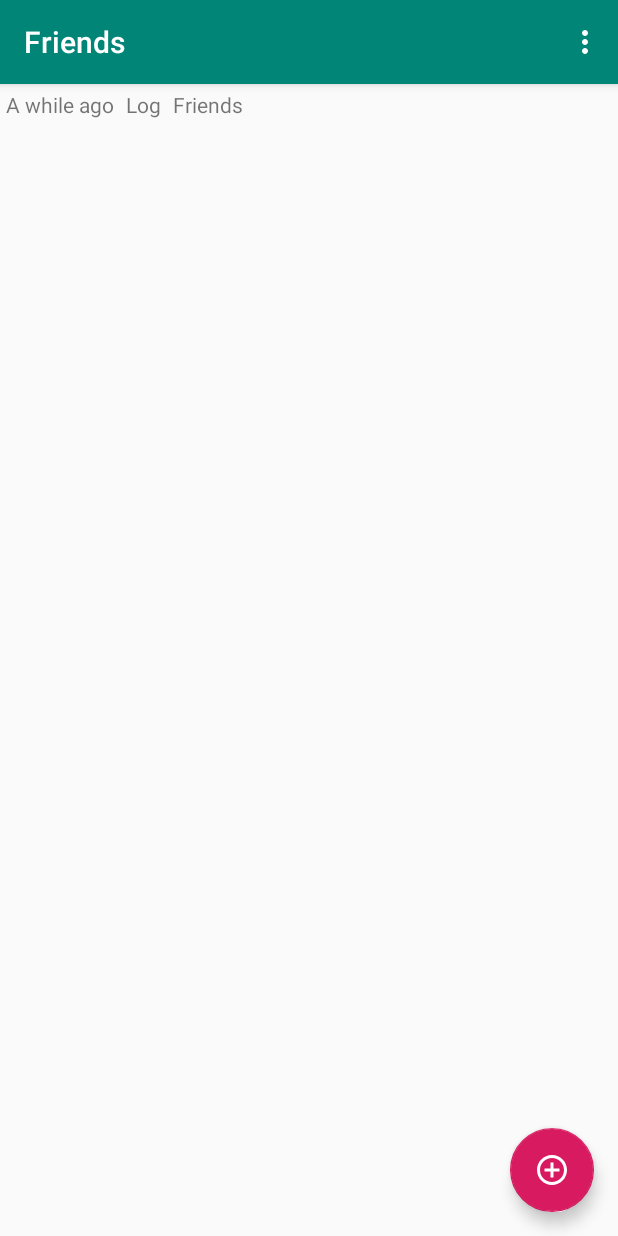
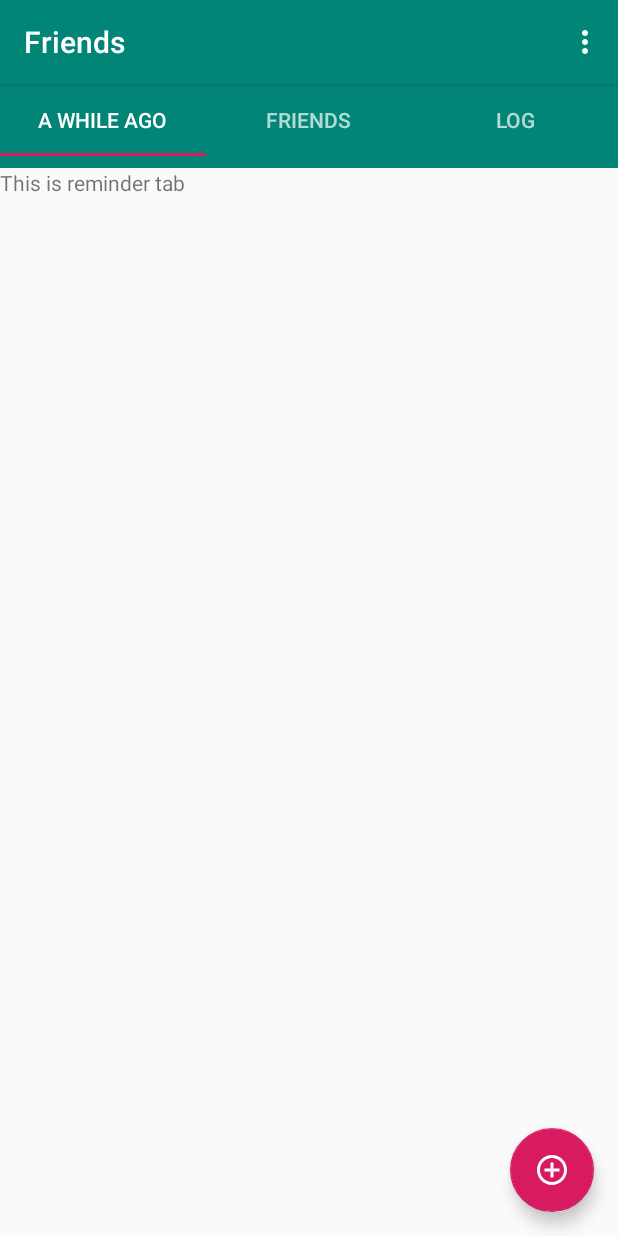
Before and after one commit to kirillsmirnov1/Friends-reminder-android, an Android app: the screen it shows after launch (MainActivity), on a phone screen of 412 x 824 dp. Run offline under Robolectric (Android 15) with nearby library versions, the light colour scheme and no system bars.

Commit message:
add tabs

```diff
--- a/app/src/main/java/com/trulden/friends/MainActivity.java
+++ b/app/src/main/java/com/trulden/friends/MainActivity.java
@@ -11,37 +11,85 @@ import androidx.appcompat.widget.Toolbar;
 import android.view.View;
 import android.view.Menu;
 import android.view.MenuItem;
+import androidx.viewpager.widget.ViewPager;
+import com.google.android.material.tabs.TabLayout;
 
 public class MainActivity extends AppCompatActivity {
 
     private static final String LOG_TAG = MainActivity.class.getSimpleName();
     public static final int NEW_INTERACTION_REQUEST = 1;
-    TextView mMainText;
+    //TextView mMainText;
+
+    Toolbar mToolbar;
+
+    static String mLog = "";
 
     @Override
     protected void onCreate(Bundle savedInstanceState) {
         super.onCreate(savedInstanceState);
         setContentView(R.layout.activity_main);
-        Toolbar toolbar = findViewById(R.id.toolbar);
-        setSupportActionBar(toolbar);
 
-        mMainText = findViewById(R.id.main_text);
+        initToolbar();
+        initTabsAndPageViewer();
+
+        //mMainText = findViewById(R.id.main_text);
+    }
+
+    private void initTabsAndPageViewer() {
+        TabLayout tabLayout = findViewById(R.id.tab_layout);
+
+        tabLayout.addTab(tabLayout.newTab().setText(R.string.a_while_ago));
+        tabLayout.addTab(tabLayout.newTab().setText(R.string.friends));
+        tabLayout.addTab(tabLayout.newTab().setText(R.string.log));
+
+        tabLayout.setTabGravity(TabLayout.GRAVITY_FILL);
+
+        final ViewPager viewPager = findViewById(R.id.pager);
+        final PagerAdapter adapter = new PagerAdapter(getSupportFragmentManager(), tabLayout.getTabCount());
+
+        viewPager.setAdapter(adapter);
+
+        viewPager.addOnPageChangeListener(new
+                TabLayout.TabLayoutOnPageChangeListener(tabLayout));
+
+        tabLayout.addOnTabSelectedListener(new TabLayout.OnTabSelectedListener() {
+            @Override
+            public void onTabSelected(TabLayout.Tab tab) {
+                viewPager.setCurrentItem(tab.getPosition());
+            }
+
+            @Override
+            public void onTabUnselected(TabLayout.Tab tab) {
+
+            }
+
+            @Override
+            public void onTabReselected(TabLayout.Tab tab) {
+
+            }
+        });
+    }
+
+    private void initToolbar() {
+        mToolbar = findViewById(R.id.toolbar);
+        setSupportActionBar(mToolbar);
+
     }
 
     @Override
     protected void onSaveInstanceState(Bundle outState) {
         super.onSaveInstanceState(outState);
 
-        outState.putString("log", mMainText.getText().toString());
+        //outState.putString("log", mMainText.getText().toString());
     }
 
     @Override
     protected void onRestoreInstanceState(@NonNull Bundle savedInstanceState) {
         super.onRestoreInstanceState(savedInstanceState);
 
-        if(savedInstanceState != null){
-            mMainText.setText(savedInstanceState.getString("log"));
-        }
+//        if(savedInstanceState != null){
+//            mMainText.setText(savedInstanceState.getString("log"));
+//        }
     }
 
     @Override
@@ -78,7 +126,7 @@ public class MainActivity extends AppCompatActivity {
         if(requestCode == NEW_INTERACTION_REQUEST){
             if(resultCode == RESULT_OK){
                 String reply = data.getStringExtra(AddInteractionActivity.EXTRA_NEW_INTERACTION);
-                mMainText.append(reply + "\n");
+                mLog += reply + "\n";
             }
         }
     }
--- /dev/null
+++ b/app/src/main/java/com/trulden/friends/PagerAdapter.java
@@ -0,0 +1,30 @@
+package com.trulden.friends;
+
+import androidx.fragment.app.Fragment;
+import androidx.fragment.app.FragmentManager;
+import androidx.fragment.app.FragmentStatePagerAdapter;
+
+public class PagerAdapter extends FragmentStatePagerAdapter {
+    private int mNumOfTabs;
+
+    public PagerAdapter(FragmentManager fm, int numOfTabs) {
+        super(fm);
+
+        mNumOfTabs = numOfTabs;
+    }
+
+    @Override
+    public Fragment getItem(int position) {
+        switch (position){
+            case 0: return new TabReminder();
+            case 1: return new TabFriends();
+            case 2: return new TabLog();
+            default: return null;
+        }
+    }
+
+    @Override
+    public int getCount() {
+        return mNumOfTabs;
+    }
+}
--- /dev/null
+++ b/app/src/main/java/com/trulden/friends/TabFriends.java
@@ -0,0 +1,28 @@
+package com.trulden.friends;
+
+
+import android.os.Bundle;
+import androidx.fragment.app.Fragment;
+import android.view.LayoutInflater;
+import android.view.View;
+import android.view.ViewGroup;
+
+
+/**
+ * A simple {@link Fragment} subclass.
+ */
+public class TabFriends extends Fragment {
+
+    public TabFriends() {
+        // Required empty public constructor
+    }
+
+
+    @Override
+    public View onCreateView(LayoutInflater inflater, ViewGroup container,
+                             Bundle savedInstanceState) {
+        // Inflate the layout for this fragment
+        return inflater.inflate(R.layout.tab_friends, container, false);
+    }
+
+}
--- /dev/null
+++ b/app/src/main/java/com/trulden/friends/TabLog.java
@@ -0,0 +1,28 @@
+package com.trulden.friends;
+
+
+import android.os.Bundle;
+import androidx.fragment.app.Fragment;
+import android.view.LayoutInflater;
+import android.view.View;
+import android.view.ViewGroup;
+import android.widget.TextView;
+
+/**
+ * A simple {@link Fragment} subclass.
+ */
+public class TabLog extends Fragment {
+
+
+    public TabLog() {
+        // Required empty public constructor
+    }
+
+
+    @Override
+    public View onCreateView(LayoutInflater inflater, ViewGroup container,
+                             Bundle savedInstanceState) {
+        return inflater.inflate(R.layout.tab_log, container, false);
+    }
+
+}
--- /dev/null
+++ b/app/src/main/java/com/trulden/friends/TabReminder.java
@@ -0,0 +1,29 @@
+package com.trulden.friends;
+
+
+import android.os.Bundle;
+import androidx.fragment.app.Fragment;
+import android.view.LayoutInflater;
+import android.view.View;
+import android.view.ViewGroup;
+
+
+/**
+ * A simple {@link Fragment} subclass.
+ */
+public class TabReminder extends Fragment {
+
+
+    public TabReminder() {
+        // Required empty public constructor
+    }
+
+
+    @Override
+    public View onCreateView(LayoutInflater inflater, ViewGroup container,
+                             Bundle savedInstanceState) {
+        // Inflate the layout for this fragment
+        return inflater.inflate(R.layout.tab_reminder, container, false);
+    }
+
+}
--- a/app/src/main/res/layout/activity_main.xml
+++ b/app/src/main/res/layout/activity_main.xml
@@ -7,7 +7,9 @@
         android:layout_height="match_parent"
         tools:context=".MainActivity">
 
-    <RelativeLayout android:layout_width="match_parent" android:layout_height="match_parent">
+    <RelativeLayout
+            android:layout_width="match_parent"
+            android:layout_height="match_parent">
 
     <com.google.android.material.appbar.AppBarLayout
             android:id="@+id/app_bar_layout"
@@ -24,41 +26,23 @@
 
     </com.google.android.material.appbar.AppBarLayout>
 
-    <LinearLayout
-            android:id="@+id/tabs"
+    <com.google.android.material.tabs.TabLayout
+            android:id="@+id/tab_layout"
             android:layout_width="match_parent"
             android:layout_height="wrap_content"
-            android:orientation="horizontal"
             android:layout_below="@id/app_bar_layout"
-    >
+            android:background="?attr/colorPrimary"
+            android:minHeight="?attr/actionBarSize"
+            android:theme="@style/ThemeOverlay.AppCompat.Dark.ActionBar"
+            />
 
-        <TextView
-                android:layout_width="wrap_content"
-                android:layout_height="wrap_content"
-                android:text="@string/a_while_ago"
-                android:layout_margin="4dp"
-        />
+    <androidx.viewpager.widget.ViewPager
+            android:id="@+id/pager"
+            android:layout_width="match_parent"
+            android:layout_height="fill_parent"
+            android:layout_below="@id/tab_layout"
+            />
 
-        <TextView
-                android:layout_width="wrap_content"
-                android:layout_height="wrap_content"
-                android:text="@string/log"
-                android:layout_margin="4dp"
-        />
-
-        <TextView
-                android:layout_width="wrap_content"
-                android:layout_height="wrap_content"
-                android:text="@string/friends"
-                android:layout_margin="4dp"
-        />
-
-    </LinearLayout>
-
-        <include layout="@layout/content_main"
-                 android:layout_width="match_parent"
-                 android:layout_height="match_parent"
-                 android:layout_below="@id/tabs"/>
 
     </RelativeLayout>
 
--- a/app/src/main/res/layout/content_main.xml
+++ /dev/null
@@ -1,22 +0,0 @@
-<?xml version="1.0" encoding="utf-8"?>
-<androidx.constraintlayout.widget.ConstraintLayout
-        xmlns:android="http://schemas.android.com/apk/res/android"
-        xmlns:tools="http://schemas.android.com/tools"
-        xmlns:app="http://schemas.android.com/apk/res-auto"
-        android:layout_width="match_parent"
-        android:layout_height="match_parent"
-        app:layout_behavior="@string/appbar_scrolling_view_behavior"
-        tools:showIn="@layout/activity_main"
-        tools:context=".MainActivity">
-
-
-    <TextView
-            android:layout_width="0dp"
-            android:layout_height="0dp"
-            app:layout_constraintBottom_toBottomOf="parent"
-            app:layout_constraintLeft_toLeftOf="parent"
-            app:layout_constraintRight_toRightOf="parent"
-            app:layout_constraintTop_toTopOf="parent" android:id="@+id/main_text" android:layout_marginLeft="8dp"
-            android:layout_marginTop="8dp" android:layout_marginRight="8dp" android:layout_marginBottom="8dp"/>
-
-</androidx.constraintlayout.widget.ConstraintLayout>
--- /dev/null
+++ b/app/src/main/res/layout/tab_friends.xml
@@ -0,0 +1,16 @@
+<?xml version="1.0" encoding="utf-8"?>
+<FrameLayout xmlns:android="http://schemas.android.com/apk/res/android"
+             xmlns:tools="http://schemas.android.com/tools"
+             android:layout_width="match_parent"
+             android:layout_height="match_parent"
+             tools:context=".TabFriends"
+        >
+
+    <!-- TODO: Update blank fragment layout -->
+    <TextView
+            android:layout_width="match_parent"
+            android:layout_height="match_parent"
+            android:text="this is friends tab"
+            />
+
+</FrameLayout>
--- /dev/null
+++ b/app/src/main/res/layout/tab_log.xml
@@ -0,0 +1,16 @@
+<?xml version="1.0" encoding="utf-8"?>
+<FrameLayout xmlns:android="http://schemas.android.com/apk/res/android"
+             xmlns:tools="http://schemas.android.com/tools"
+             android:layout_width="match_parent"
+             android:layout_height="match_parent"
+             tools:context=".TabLog"
+        >
+
+    <!-- TODO: Update blank fragment layout -->
+    <TextView
+            android:layout_width="match_parent"
+            android:layout_height="match_parent"
+            android:text="this is log tab"
+            />
+
+</FrameLayout>
--- /dev/null
+++ b/app/src/main/res/layout/tab_reminder.xml
@@ -0,0 +1,16 @@
+<?xml version="1.0" encoding="utf-8"?>
+<FrameLayout xmlns:android="http://schemas.android.com/apk/res/android"
+             xmlns:tools="http://schemas.android.com/tools"
+             android:layout_width="match_parent"
+             android:layout_height="match_parent"
+             tools:context=".TabReminder"
+        >
+
+    <!-- TODO: Update blank fragment layout -->
+    <TextView
+            android:layout_width="match_parent"
+            android:layout_height="match_parent"
+            android:text="This is reminder tab"
+            />
+
+</FrameLayout>
--- a/app/src/main/res/values/strings.xml
+++ b/app/src/main/res/values/strings.xml
@@ -21,4 +21,7 @@
         <item>Call</item>
     </string-array>
 
+    <!-- TODO: Remove or change this placeholder text -->
+    <string name="hello_blank_fragment">Hello blank fragment</string>
+
 </resources>
```
